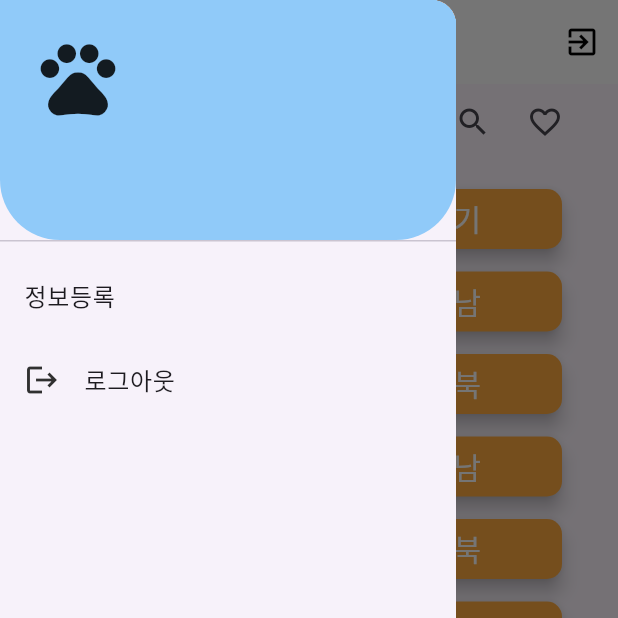
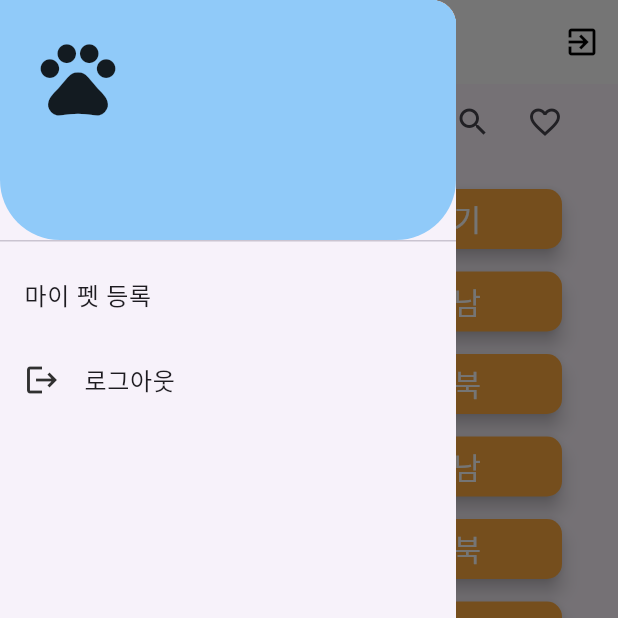
Before and after one commit to 818tere/petai_care, a Flutter app: the MainScreens screen opened directly, item 2 of the bottom bar chosen, with the side drawer open, on a phone screen of 412 x 824 dp, the top half of it. Run offline on Flutter 3.47's test engine with Material 2 defaults, Android fonts, the phone set to English and light mode, and no system bars; our stand-ins replace carousel_slider, cloud_firestore, firebase_auth, firebase_core, firebase_storage, flutter_speed_dial and 6 more; accounts and stored records are empty; network calls fail.

```diff
--- a/lib/screens/main_screens.dart
+++ b/lib/screens/main_screens.dart
@@ -6,6 +6,7 @@ import 'package:petai_care/screens/LoginSignupScreen.dart';
 import 'package:petai_care/screens/account/account_screen.dart';
 import 'package:petai_care/screens/ai/ai_screen.dart';
 import 'package:petai_care/screens/board/board_screen.dart';
+import 'package:petai_care/screens/diary/diary_screen.dart';
 import 'package:petai_care/screens/hospital/hospital_screen.dart';
 
 class MainScreens extends StatefulWidget {
@@ -75,10 +76,11 @@ class _MainScreensState extends State<MainScreens> {
             ),
           ),
           ListTile(
-            title: const Text('정보등록'),
+            title: const Text('마이 펫 등록'),
             onTap: () {
-              Navigator.pop(context);
-            },
+                    Navigator.push(context,
+                        MaterialPageRoute(builder: (context) => DiaryScreen()));
+                  },
           ),
           ListTile(
             leading: Icon(
```
